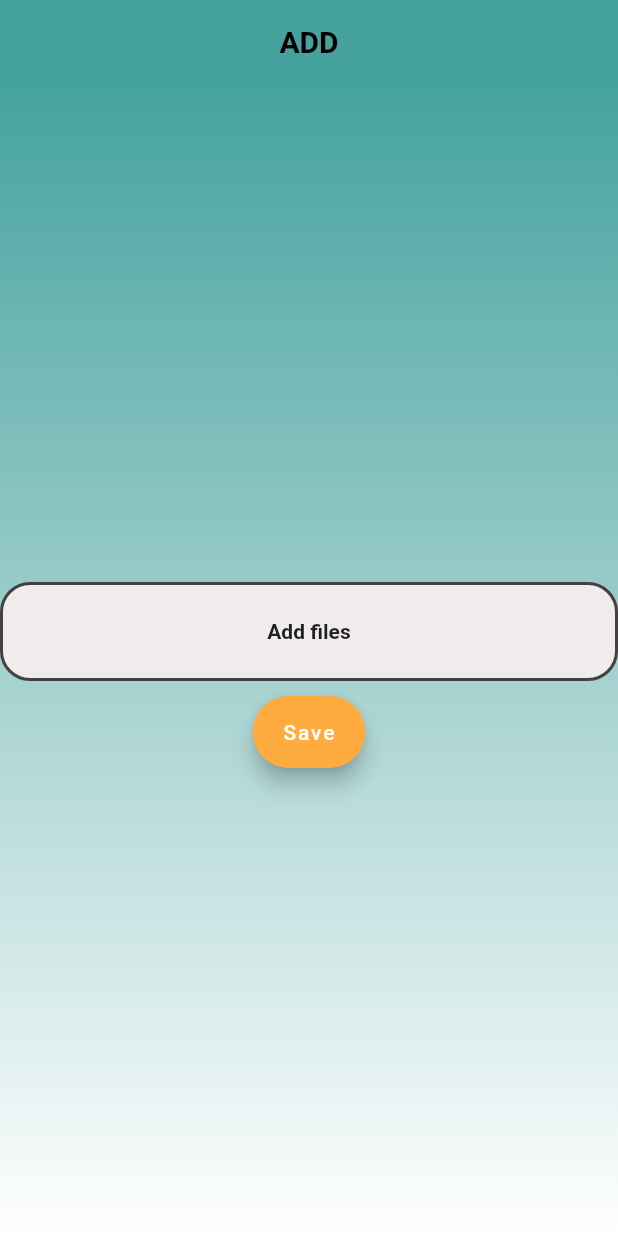
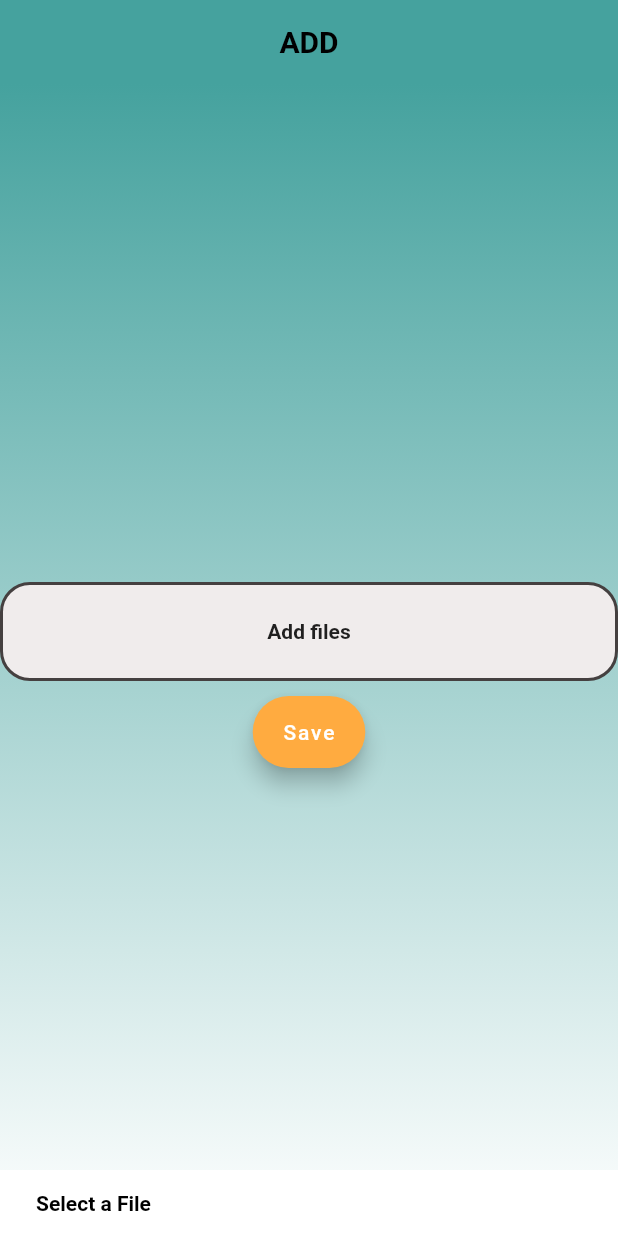
Before and after one commit to adilrusfeed/File-Manager, a Flutter app: the AddScreen screen opened directly, after a tap on "Save", on a phone screen of 412 x 824 dp. Run offline on Flutter 3.47's test engine with Material 2 defaults, Android fonts, the phone set to English and light mode, and no system bars; our stand-ins replace curved_navigation_bar, file_picker, hive, hive_flutter, open_file; accounts and stored records are empty.

Commit message:
recent function

```diff
--- a/lib/db/function.dart
+++ b/lib/db/function.dart
@@ -1,5 +1,3 @@
-import 'dart:io';
-
 import 'package:file_manager/model/data_model.dart';
 import 'package:file_picker/file_picker.dart';
 import 'package:flutter/material.dart';
--- a/lib/main.dart
+++ b/lib/main.dart
@@ -6,9 +6,7 @@ import 'package:file_manager/model/data_model.dart'; // Import your FileModel
 
 void main() async {
   await Hive.initFlutter();
-
   Hive.registerAdapter(FileModelAdapter());
-
   await Hive.openBox<FileModel>("FileModel_db");
 
   runApp(const MyApp());
--- a/lib/screens/add_screen.dart
+++ b/lib/screens/add_screen.dart
@@ -1,12 +1,6 @@
-// ignore_for_file: prefer_const_literals_to_create_immutables, prefer_const_constructors
-
-import 'dart:io';
-
 import 'package:file_manager/db/function.dart';
-import 'package:file_manager/model/data_model.dart';
 import 'package:flutter/material.dart';
 import 'package:file_picker/file_picker.dart';
-//import 'package:url_launcher/url_launcher.dart';
 import 'package:flutter/services.dart';
 import 'package:open_file/open_file.dart';
 
@@ -110,14 +104,29 @@ class _AddScreenState extends State<AddScreen> {
             FloatingActionButton.extended(
               backgroundColor: Colors.orangeAccent,
               onPressed: () async {
-                setState(() {
-                  if (selectedFile != null) {
-                    addFile(selectedFile!);
-                    // Close the current screen
-                  } else {
-                    // Handle the case where selectedFile is null or file name/path is missing.
-                  }
-                });
+                if (selectedFile != null) {
+                  await addFile(selectedFile!);
+                  setState(() {
+                    selectedFile = null;
+                  });
+                  ScaffoldMessenger.of(context).showSnackBar(SnackBar(
+                    content: Text(
+                      "Added Successfully",
+                      style: TextStyle(
+                          color: Colors.black, fontWeight: FontWeight.bold),
+                    ),
+                    backgroundColor: Colors.white,
+                  ));
+                } else {
+                  ScaffoldMessenger.of(context).showSnackBar(SnackBar(
+                    content: Text(
+                      "Select a File",
+                      style: TextStyle(
+                          color: Colors.black, fontWeight: FontWeight.bold),
+                    ),
+                    backgroundColor: Colors.white,
+                  ));
+                }
               },
               label: Text("Save"),
             )
--- a/lib/screens/recent_screen.dart
+++ b/lib/screens/recent_screen.dart
@@ -2,7 +2,10 @@
 
 import 'package:file_manager/db/function.dart';
 import 'package:file_manager/model/data_model.dart';
+import 'package:file_picker/file_picker.dart';
 import 'package:flutter/material.dart';
+import 'package:open_file/open_file.dart';
+import 'package:flutter/services.dart';
 
 class RecentScreen extends StatefulWidget {
   RecentScreen({Key? key}) : super(key: key);
@@ -12,6 +15,7 @@ class RecentScreen extends StatefulWidget {
 }
 
 class _RecentScreenState extends State<RecentScreen> {
+  PlatformFile? selectedFile;
   TextEditingController searchController = TextEditingController();
 
   @override
@@ -46,6 +50,9 @@ class _RecentScreenState extends State<RecentScreen> {
               itemBuilder: (context, index) {
                 final file = files[index];
                 return ListTile(
+                  onTap: () {
+                    openFile(selectedFile!);
+                  },
                   title: Text(file.fileName),
                 );
               },
@@ -53,4 +60,16 @@ class _RecentScreenState extends State<RecentScreen> {
           }),
     );
   }
+
+  Future<void> openFile(PlatformFile file) async {
+    final filePath = file.path;
+    final fileName = file.name;
+
+    try {
+      await OpenFile.open(filePath);
+      print(fileName);
+    } catch (error) {
+      print(error);
+    }
+  }
 }
```
